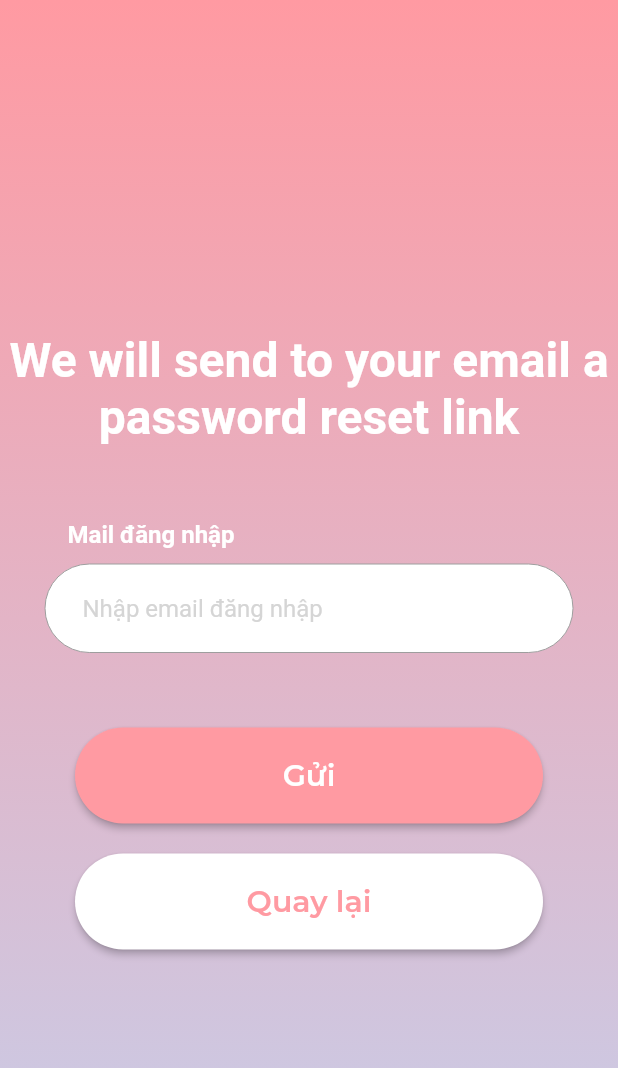
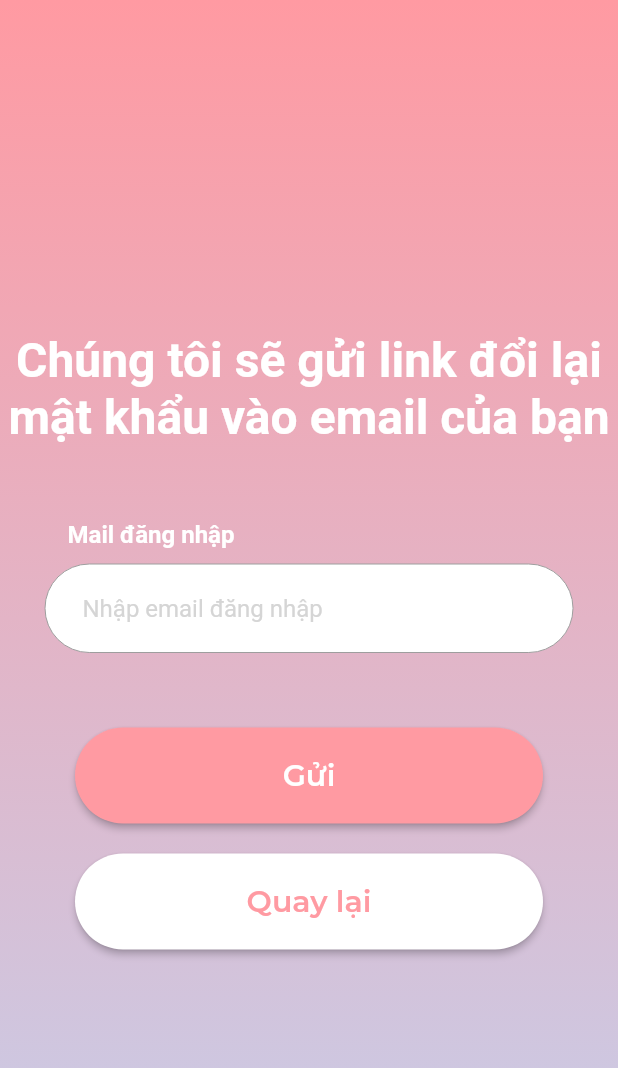
Before and after one commit to tranvuongduy2003/youit, a Flutter app: the ForgotPasswordPage screen opened by its route, on a phone screen of 412 x 824 dp. Shown: the top 1068 px of the screen. Run offline on Flutter 3.47's test engine with Material 2 defaults, Android fonts, the light colour scheme and no system bars; our stand-ins replace cloud_firestore, firebase_auth, firebase_core, flutter_slider_drawer, flutter_spinkit; accounts and stored records are empty; network calls fail; Roboto replaces fonts that are missing (Montserrat-SemiBold).

Commit message:
no message

```diff
--- a/lib/screens/auth/forgot_password_page.dart
+++ b/lib/screens/auth/forgot_password_page.dart
@@ -73,7 +73,7 @@ class _ForgotPasswordPageState extends State<ForgotPasswordPage> {
                   Container(
                     margin: EdgeInsets.only(top: 80, bottom: 50),
                     child: Text(
-                      'We will send to your email a password reset link',
+                      'Chúng tôi sẽ gửi link đổi lại mật khẩu vào email của bạn',
                       textAlign: TextAlign.center,
                       style: TextStyle(
                         fontSize: 32,
--- a/lib/screens/profile/edit_info_page.dart
+++ b/lib/screens/profile/edit_info_page.dart
@@ -231,7 +231,7 @@ class _EditInfoPageState extends State<EditInfoPage> {
                     '--Chọn--',
                     style: AppTextStyles.body,
                   ),
-                  value: department,
+                  value: (department == '') ? null : department,
                   decoration: InputDecoration(
                     border: UnderlineInputBorder(),
                     labelText: 'Khoa',
--- a/lib/screens/profile/edit_profile_page.dart
+++ b/lib/screens/profile/edit_profile_page.dart
@@ -183,7 +183,8 @@ class EditProfilePage extends StatelessWidget {
                               builder: (ctx) => EditInfoPage(
                                 address: data['address'],
                                 birthday: (data['dob'] as Timestamp).toDate(),
-                                department: data['khoa'],
+                                department:
+                                    (data['khoa'] == null) ? '' : data['khoa'],
                                 fullName: data['userName'],
                                 session: data['session'],
                               ),
@@ -193,7 +194,8 @@ class EditProfilePage extends StatelessWidget {
                       ],
                     ),
                     buildInformationRow('Tên', data['userName']),
-                    buildInformationRow('Khoa', data['khoa']),
+                    buildInformationRow(
+                        'Khoa', (data['khoa'] == null) ? '' : data['khoa']),
                     buildInformationRow(
                         'Khoá',
                         data['session'] == -1
--- a/lib/screens/profile/profile_page.dart
+++ b/lib/screens/profile/profile_page.dart
@@ -138,7 +138,7 @@ class ProfilePage extends StatelessWidget {
                   ),
                   const Divider(),
                   PersonalInformation(
-                      department: data['khoa'],
+                      department: (data['khoa'] == null) ? '' : data['khoa'],
                       address: data['address'],
                       birthDay: (data['dob'] as Timestamp).toDate(),
                       session: data['session']),
```
Also changed, not shown: 1 other file.
